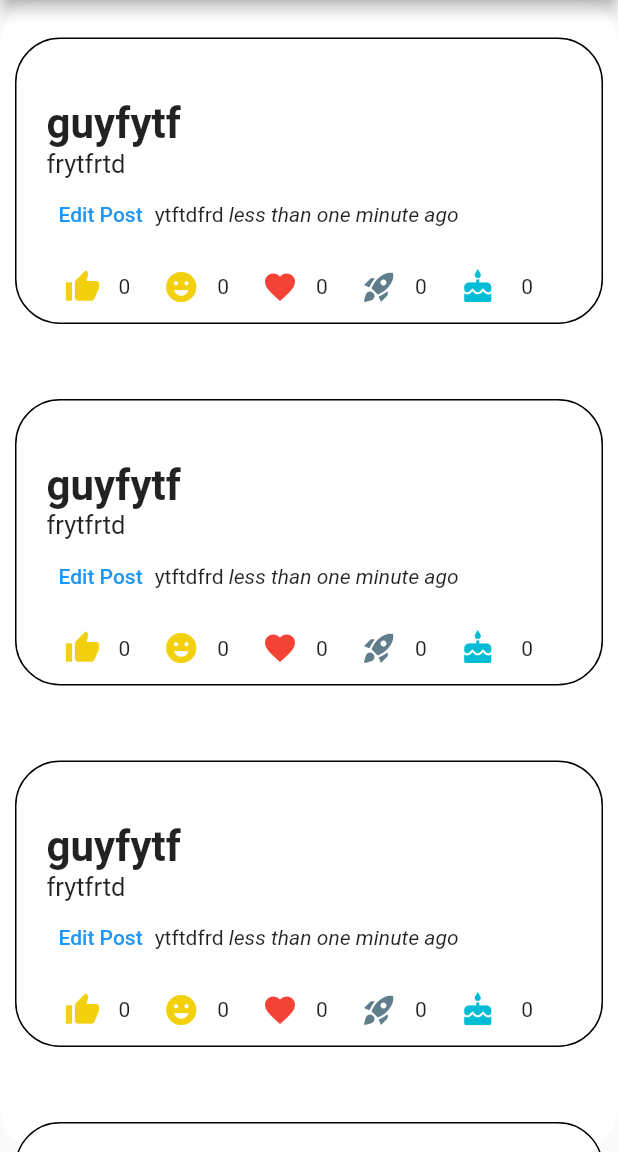
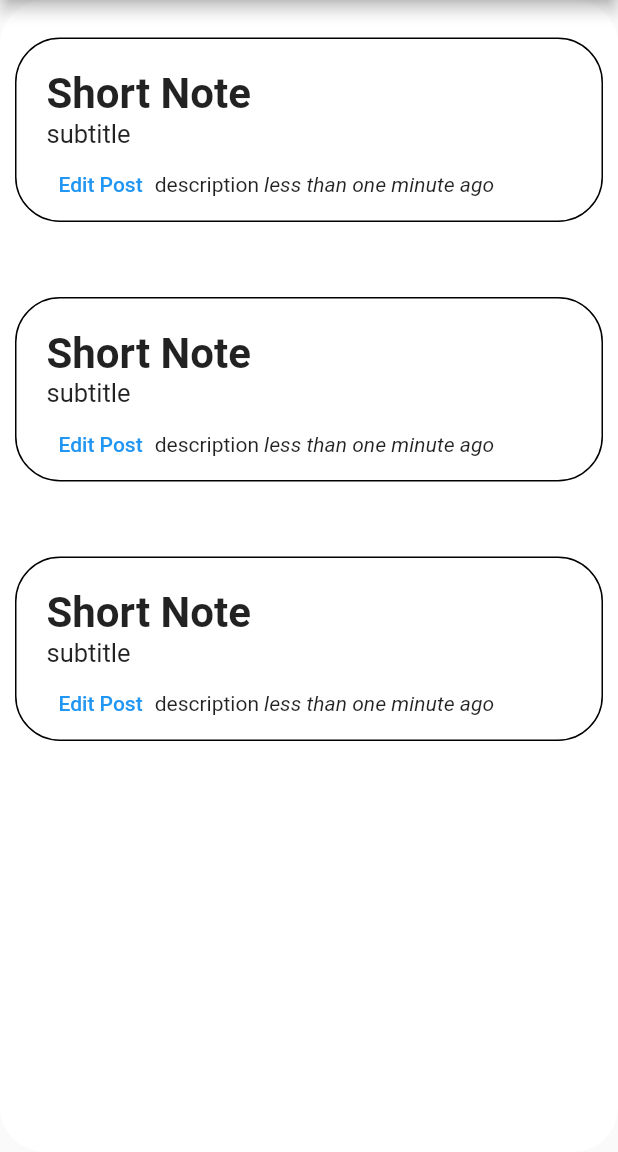
Before and after one commit to NomanShariq/Social_app, a Flutter app: the screen it shows after launch, on a phone screen of 412 x 824 dp, the part 84-1236 px from its top. Run offline on Flutter 3.47's test engine with Material 2 defaults, Android fonts, the phone set to English and light mode, and no system bars; our stand-ins replace get.

Commit message:
post is now dynamic

```diff
--- a/lib/main.dart
+++ b/lib/main.dart
@@ -1,4 +1,6 @@
 import 'package:flutter/material.dart';
+import 'package:provider/provider.dart';
+import 'package:social_app/model/post_model.dart';
 import 'package:social_app/screens/home_screen.dart';
 
 void main() {
@@ -11,13 +13,16 @@ class MyApp extends StatelessWidget {
   // This widget is the root of your application.
   @override
   Widget build(BuildContext context) {
-    return MaterialApp(
-      debugShowCheckedModeBanner: false,
-      title: 'Flutter Demo',
-      theme: ThemeData(
-        primarySwatch: Colors.blue,
+    return MultiProvider(
+      providers: [ChangeNotifierProvider.value(value: postData())],
+      child: MaterialApp(
+        debugShowCheckedModeBanner: false,
+        title: 'Flutter Demo',
+        theme: ThemeData(
+          primarySwatch: Colors.blue,
+        ),
+        home: const HomeScreen(),
       ),
-      home: const HomeScreen(),
     );
   }
 }
--- /dev/null
+++ b/lib/model/post_model.dart
@@ -0,0 +1,44 @@
+import 'package:flutter/foundation.dart';
+import 'package:provider/provider.dart';
+
+class PostModel extends ChangeNotifier {
+  String? id;
+  String? title;
+  String? subtitle;
+  String? description;
+
+  PostModel({
+     this.id,
+     this.title,
+     this.subtitle,
+     this.description,
+  }) : super();
+
+}
+class postData with ChangeNotifier{
+  final List<PostModel> _items = [
+    PostModel(
+        id: "1",
+        title: "Short Note",
+        subtitle: "subtitle",
+        description: "description"),
+    PostModel(
+        id: "2",
+        title: "Short Note",
+        subtitle: "subtitle",
+        description: "description"),
+    PostModel(
+        id: "3",
+        title: "Short Note",
+        subtitle: "subtitle",
+        description: "description"),
+  ];
+
+  List<PostModel> get items {
+    return [..._items];
+  }
+PostModel findById(String id){
+      return _items.firstWhere((post) => post.id == id);
+}
+
+}
--- a/lib/screens/home_screen.dart
+++ b/lib/screens/home_screen.dart
@@ -1,14 +1,16 @@
 import 'dart:developer';
-
+import 'package:provider/provider.dart';
 import 'package:flutter/material.dart';
 import 'package:get/get.dart';
+import 'package:social_app/model/post_model.dart';
 
 class HomeScreen extends StatelessWidget {
   const HomeScreen({super.key});
 
   @override
   Widget build(BuildContext context) {
-    // var counter = 0.obs;
+    final postDetails = Provider.of<postData>(context);
+    final rawData = postDetails.items; // var counter = 0.obs;
     // void increment() {
     //   counter++;
     // }
@@ -23,31 +25,47 @@ class HomeScreen extends StatelessWidget {
           color: Colors.white,
           borderRadius: BorderRadius.circular(30),
         ),
-        child: Expanded(
-          child: SingleChildScrollView(
+        child: ListView.builder(
+            itemCount: rawData.length,
+            itemBuilder: (context, index) {
+              return Container(
+                margin: EdgeInsets.symmetric(horizontal: 10, vertical: 25),
+                decoration: BoxDecoration(
+                  color: Colors.white,
+                  border: Border.all(color: Colors.black, width: 1),
+                  borderRadius: BorderRadius.circular(30),
+                ),
+                padding: EdgeInsets.fromLTRB(20, 20, 0, 0),
                 child: Column(
                   crossAxisAlignment: CrossAxisAlignment.start,
                   children: [
-                posts(
-                    title: "guyfytf",
-                    subtitle: "frytfrtd",
-                    description: "ytftdfrd"),
-                posts(
-                    title: "guyfytf",
-                    subtitle: "frytfrtd",
-                    description: "ytftdfrd"),
-                posts(
-                    title: "guyfytf",
-                    subtitle: "frytfrtd",
-                    description: "ytftdfrd"),
-                posts(
-                    title: "guyfytf",
-                    subtitle: "frytfrtd",
-                    description: "ytftdfrd"),
+                    Text(
+                      rawData[index].title.toString(),
+                      style:
+                          TextStyle(fontSize: 28, fontWeight: FontWeight.bold),
+                    ),
+                    Text(rawData[index].subtitle.toString(),
+                        style: TextStyle(fontSize: 17)),
+                    Row(
+                      mainAxisAlignment: MainAxisAlignment.start,
+                      children: [
+                        TextButton(
+                            onPressed: () {},
+                            child: Text(
+                              "Edit Post",
+                              style: TextStyle(),
+                            )),
+                        Text(rawData[index].description.toString()),
+                        Text(
+                          " less than one minute ago",
+                          style: TextStyle(fontStyle: FontStyle.italic),
+                        )
                       ],
                     ),
+                  ],
                 ),
-        ),
+              );
+            }),
       ),
     );
   }
@@ -85,119 +103,87 @@ Widget posts({
   }
 
   return Stack(children: [
-    Container(
-      margin: EdgeInsets.symmetric(horizontal: 10, vertical: 25),
-      decoration: BoxDecoration(
-        color: Colors.white,
-        border: Border.all(color: Colors.black, width: 1),
-        borderRadius: BorderRadius.circular(30),
-      ),
-      padding: EdgeInsets.fromLTRB(20, 40, 0, 0),
-      child: Column(
-        crossAxisAlignment: CrossAxisAlignment.start,
-        children: [
-          Text(
-            title.toString(),
-            style: TextStyle(fontSize: 28, fontWeight: FontWeight.bold),
-          ),
-          Text(subtitle.toString(), style: TextStyle(fontSize: 17)),
-          Row(
-            mainAxisAlignment: MainAxisAlignment.start,
-            children: [
-              TextButton(
-                  onPressed: () {},
-                  child: Text(
-                    "Edit Post",
-                    style: TextStyle(),
-                  )),
-              Text(description.toString()),
-              Text(
-                " less than one minute ago",
-                style: TextStyle(fontStyle: FontStyle.italic),
-              )
-            ],
-          ),
-          Row(
-            children: [
-              IconButton(
-                icon: Icon(
-                  Icons.thumb_up,
-                ),
-                color: Color.fromARGB(255, 243, 208, 12),
-                onPressed: () {
-                  likeincrement();
-                },
-              ),
-              Obx(() {
-                return Text("$likeCounter");
-              }),
-              SizedBox(
-                width: 10,
-              ),
-              IconButton(
-                onPressed: () {
-                  emotionincrement();
-                },
-                icon: Icon(
-                  Icons.emoji_emotions,
-                  color: Color.fromARGB(255, 243, 208, 12),
-                ),
-              ),
-              Obx(() {
-                return Text("$emotionCounter");
-              }),
-              SizedBox(
-                width: 10,
-              ),
-              IconButton(
-                onPressed: () {
-                  heartincrement();
-                },
-                icon: Icon(
-                  Icons.favorite,
-                  color: Colors.red,
-                ),
-              ),
-              Obx(() {
-                return Text("$heartCounter");
-              }),
-              SizedBox(
-                width: 10,
-              ),
-              IconButton(
-                onPressed: () {
-                  rocketincrement();
-                },
-                icon: Icon(
-                  Icons.rocket_launch,
-                  color: Colors.blueGrey,
-                ),
-              ),
-              Obx(() {
-                return Text("$rocketCounter");
-              }),
-              SizedBox(
-                width: 10,
-              ),
-              IconButton(
-                onPressed: () {
-                  cakeincrement();
-                },
-                icon: Icon(
-                  Icons.cake,
-                  color: Colors.cyan,
-                ),
-              ),
-              SizedBox(
-                width: 5,
-              ),
-              Obx(() {
-                return Text("$cakeCounter");
-              })
-            ],
-          ),
-        ],
-      ),
-    ),
+    //       Row(
+    //         children: [
+    //           IconButton(
+    //             icon: Icon(
+    //               Icons.thumb_up,
+    //             ),
+    //             color: Color.fromARGB(255, 243, 208, 12),
+    //             onPressed: () {
+    //               likeincrement();
+    //             },
+    //           ),
+    //           Obx(() {
+    //             return Text("$likeCounter");
+    //           }),
+    //           SizedBox(
+    //             width: 10,
+    //           ),
+    //           IconButton(
+    //             onPressed: () {
+    //               emotionincrement();
+    //             },
+    //             icon: Icon(
+    //               Icons.emoji_emotions,
+    //               color: Color.fromARGB(255, 243, 208, 12),
+    //             ),
+    //           ),
+    //           Obx(() {
+    //             return Text("$emotionCounter");
+    //           }),
+    //           SizedBox(
+    //             width: 10,
+    //           ),
+    //           IconButton(
+    //             onPressed: () {
+    //               heartincrement();
+    //             },
+    //             icon: Icon(
+    //               Icons.favorite,
+    //               color: Colors.red,
+    //             ),
+    //           ),
+    //           Obx(() {
+    //             return Text("$heartCounter");
+    //           }),
+    //           SizedBox(
+    //             width: 10,
+    //           ),
+    //           IconButton(
+    //             onPressed: () {
+    //               rocketincrement();
+    //             },
+    //             icon: Icon(
+    //               Icons.rocket_launch,
+    //               color: Colors.blueGrey,
+    //             ),
+    //           ),
+    //           Obx(() {
+    //             return Text("$rocketCounter");
+    //           }),
+    //           SizedBox(
+    //             width: 10,
+    //           ),
+    //           IconButton(
+    //             onPressed: () {
+    //               cakeincrement();
+    //             },
+    //             icon: Icon(
+    //               Icons.cake,
+    //               color: Colors.cyan,
+    //             ),
+    //           ),
+    //           SizedBox(
+    //             width: 5,
+    //           ),
+    //           Obx(() {
+    //             return Text("$cakeCounter");
+    //           })
+    //         ],
+    //       ),
+    //     ],
+    //   ),
+    // ),
   ]);
 }
--- a/pubspec.yaml
+++ b/pubspec.yaml
@@ -37,6 +37,7 @@ dependencies:
   # Use with the CupertinoIcons class for iOS style icons.
   cupertino_icons: ^1.0.2
   get: ^4.6.5
+  provider: ^6.0.5
 
 dev_dependencies:
   flutter_test:
```
Also changed, not shown: pubspec.lock. Lines whose indentation alone changed are shown as unchanged.
